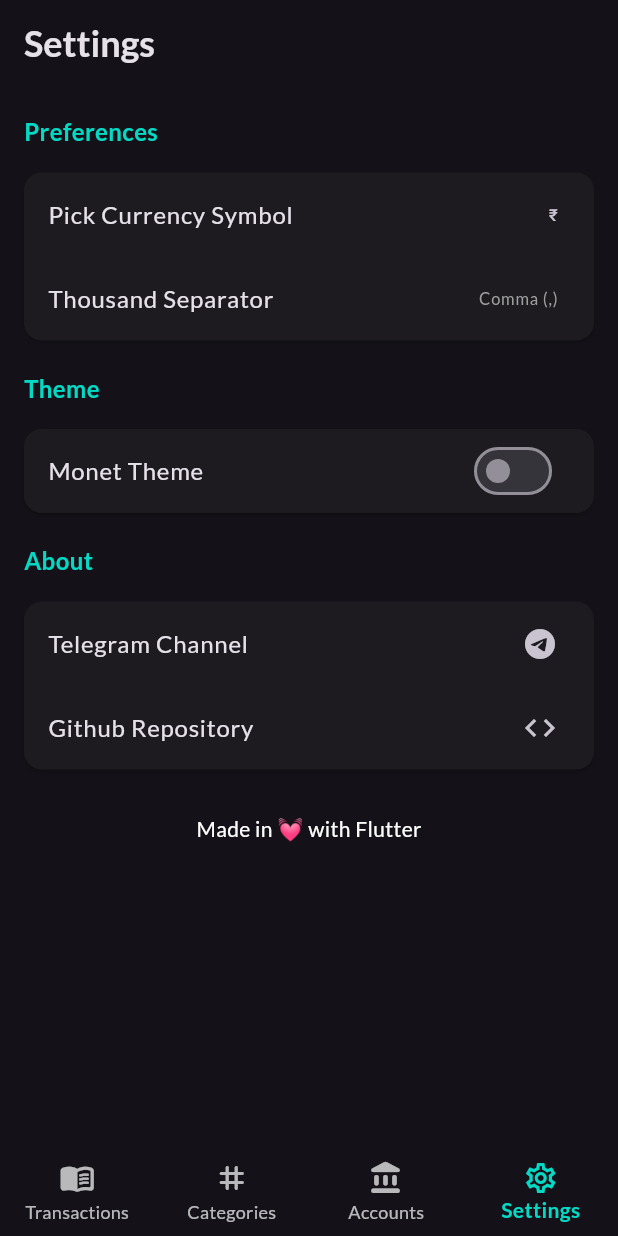
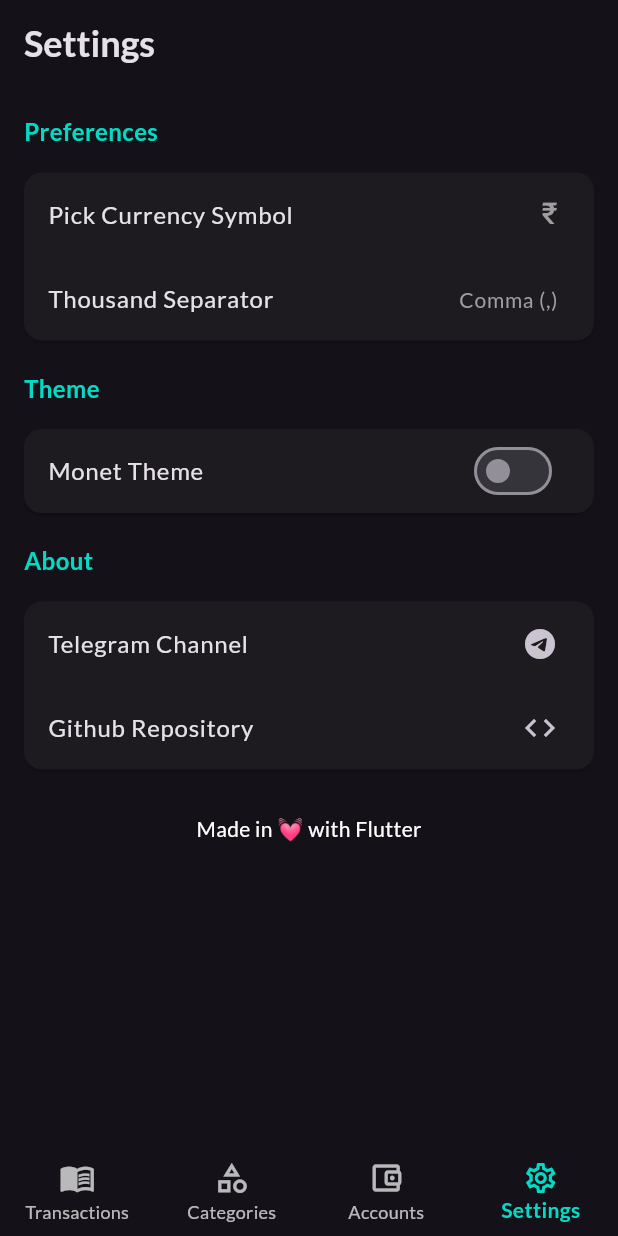
Before and after one commit to nullhandler/vase, a Flutter app: the screen it shows after launch, item 4 of the bottom bar chosen, on a phone screen of 412 x 824 dp. Run offline on Flutter 3.47's test engine with Material 2 defaults, Android fonts, the phone set to English and light mode, and no system bars; drawn by our look-alikes of dynamic_color; our stand-ins replace device_info_plus, fl_chart, font_awesome_flutter, get, google_fonts, package_info_plus and 1 more; missing offline and left inert: flutter_iconpicker, mat_month_picker_dialog; accounts and stored records are empty; network calls fail.

Commit message:
design fixes and pie chart limit removed

```diff
--- a/lib/screens/dashboard/pie_chart.dart
+++ b/lib/screens/dashboard/pie_chart.dart
@@ -22,7 +22,7 @@ class PieChartWidget extends StatelessWidget {
     for (var sector in sectors) {
       const double radius = 20.0;
       final data = PieChartSectionData(
-        titlePositionPercentageOffset: 2.4,
+        titlePositionPercentageOffset: 2.6,
         color: sector.color,
         value: sector.share.toDouble(),
         radius: radius,
--- a/lib/screens/home/home_screen.dart
+++ b/lib/screens/home/home_screen.dart
@@ -91,8 +91,8 @@ class _HomeScreenState extends State<HomeScreen> {
         return null;
       }
 
-    PackageInfo packageInfo = await PackageInfo.fromPlatform();
-    int version = int.tryParse( packageInfo.buildNumber) ?? 0;
+      PackageInfo packageInfo = await PackageInfo.fromPlatform();
+      int version = int.tryParse(packageInfo.buildNumber) ?? 0;
 
       if (json['version'] > version) {
         updateURL = json['update'];
@@ -134,15 +134,15 @@ class _HomeScreenState extends State<HomeScreen> {
                 },
                 items: const <BottomNavigationBarItem>[
                   BottomNavigationBarItem(
-                    icon: Icon(Icons.menu_book_rounded),
+                    icon: Icon(Icons.menu_book_outlined),
                     label: 'Transactions',
                   ),
                   BottomNavigationBarItem(
-                    icon: Icon(Icons.tag_rounded),
+                    icon: Icon(Icons.category_outlined),
                     label: 'Categories',
                   ),
                   BottomNavigationBarItem(
-                    icon: Icon(Icons.account_balance_rounded),
+                    icon: Icon(Icons.account_balance_wallet_outlined),
                     label: 'Accounts',
                   ),
                   BottomNavigationBarItem(
--- a/lib/screens/transactions/date_list_item.dart
+++ b/lib/screens/transactions/date_list_item.dart
@@ -46,7 +46,6 @@ class DateListItem extends StatelessWidget {
               } catch (e) {
                 debugPrint('error in cat');
               }
-
               return ListTile(
                   leading: CircleAvatar(
                     // backgroundColor: AppColors.darkGreyColor,
@@ -84,6 +83,7 @@ class DateListItem extends StatelessWidget {
                       TxnText(
                         amount: transaction.amount,
                         showDynamicColor: transaction.toAccountId == null,
+
                       ),
                       Text(
                         DateFormat.jm('en_US').format(transaction.createdAt),
--- a/lib/screens/user/settings.dart
+++ b/lib/screens/user/settings.dart
@@ -12,8 +12,6 @@ class UserSettings extends StatelessWidget {
   UserSettings({super.key});
 
   final UserController controller = Get.find();
-
-
 
   @override
   Widget build(BuildContext context) {
@@ -102,7 +100,11 @@ class UserSettings extends StatelessWidget {
                           ),
                         ),
                         title: const Text("Pick Currency Symbol"),
-                        trailing: Obx(() => Text(controller.currency.value)),
+                        trailing: Obx(() => Text(
+                              controller.currency.value,
+                              style: const TextStyle(
+                                  fontSize: 20, color: Colors.grey),
+                            )),
                       ),
                       Obx(
                         () => ListTile(
@@ -115,7 +117,8 @@ class UserSettings extends StatelessWidget {
                             controller.thousandSep.value == 0
                                 ? 'Dot (.)'
                                 : 'Comma (,)',
-                            style: const TextStyle(color: Colors.grey),
+                            style: const TextStyle(
+                                color: Colors.grey, fontSize: 14),
                           ),
                         ),
                       ),
--- a/lib/screens/widgets/txn_text.dart
+++ b/lib/screens/widgets/txn_text.dart
@@ -51,7 +51,8 @@ class TxnText extends StatelessWidget {
                         ? AppColors.errorColor
                         : AppColors.accentColor)
                     : null),
-        ),
+            fontSize: 14,
+            fontWeight: FontWeight.w700),
       );
     });
   }
```
Also changed, not shown: lib/screens/dashboard/dashboard_controller.dart (+4 -3 lines), lib/screens/dashboard/dashboard_screen.dart (+28 -3 lines), lib/screens/transactions/transactions_screen.dart (+10 -6 lines). Lines whose indentation alone changed are shown as unchanged.
